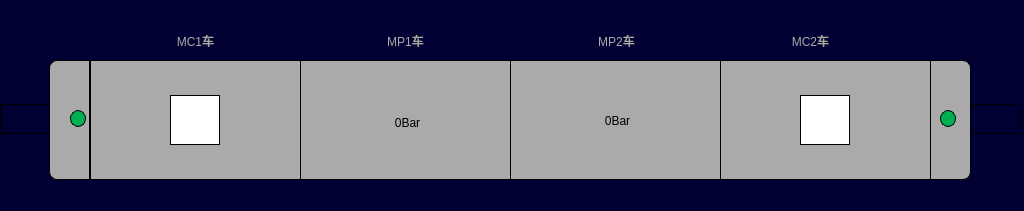
The window that vehicleaircompressorpage.ui (994656234/HHL) describes before a commit, drawn with Qt 5.
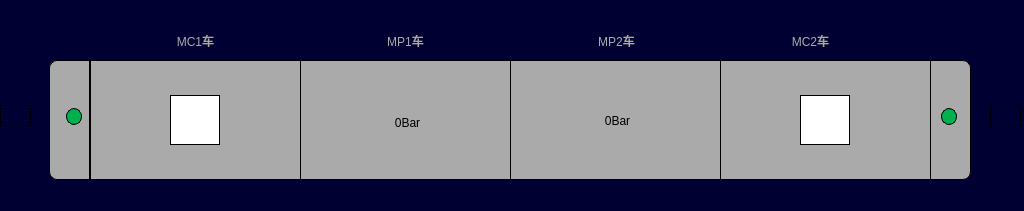
The same window after the commit. Icons and pictures are not drawn.

What changed in the file:
```diff
--- a/vehicleaircompressorpage.ui
+++ b/vehicleaircompressorpage.ui
@@ -208,10 +208,10 @@
   <widget class="QLabel" name="lbl_cab2_direction">
    <property name="geometry">
     <rect>
-     <x>970</x>
-     <y>104</y>
-     <width>50</width>
-     <height>30</height>
+     <x>990</x>
+     <y>105</y>
+     <width>31</width>
+     <height>21</height>
     </rect>
    </property>
    <property name="styleSheet">
@@ -224,8 +224,8 @@
   <widget class="QLabel" name="lbl_cab2_active">
    <property name="geometry">
     <rect>
-     <x>940</x>
-     <y>110</y>
+     <x>941</x>
+     <y>108</y>
      <width>16</width>
      <height>17</height>
     </rect>
@@ -242,9 +242,9 @@
    <property name="geometry">
     <rect>
      <x>0</x>
-     <y>104</y>
-     <width>50</width>
-     <height>30</height>
+     <y>105</y>
+     <width>31</width>
+     <height>21</height>
     </rect>
    </property>
    <property name="styleSheet">
@@ -257,8 +257,8 @@
   <widget class="QLabel" name="lbl_cab1_active">
    <property name="geometry">
     <rect>
-     <x>70</x>
-     <y>110</y>
+     <x>66</x>
+     <y>108</y>
      <width>16</width>
      <height>17</height>
     </rect>
```
